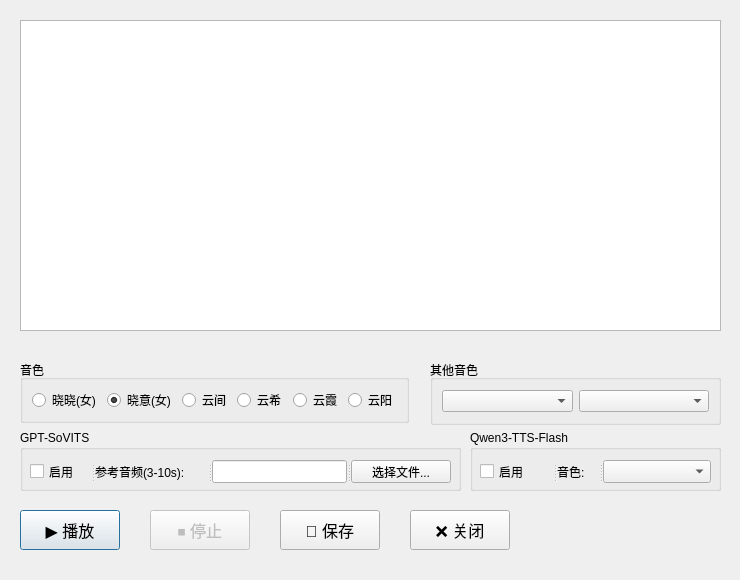
johnsmith2078/edge-tts-gui, file src/dialog.ui: the form before one commit.
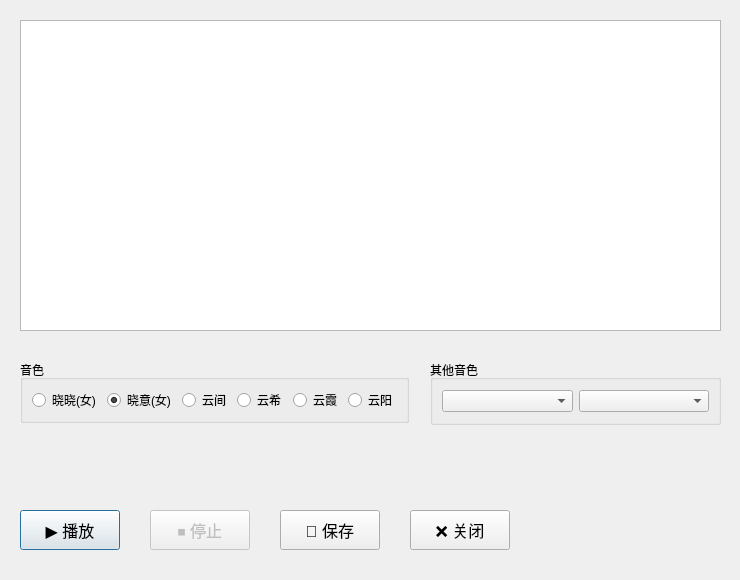
The form after the commit.

Commit message: 删除 GPT-SoVITS 与 Qwen3-TTS-Flash 相关代码、UI、构建配置和文档，仅保留 Edge TTS。

Patch:
```diff
--- a/src/dialog.ui
+++ b/src/dialog.ui
@@ -194,91 +194,6 @@
     </item>
    </layout>
   </widget>
-  <widget class="QGroupBox" name="groupBoxGPTSoVITS">
-   <property name="geometry">
-    <rect>
-     <x>20</x>
-     <y>430</y>
-     <width>441</width>
-     <height>61</height>
-    </rect>
-   </property>
-   <property name="title">
-    <string>GPT-SoVITS</string>
-   </property>
-   <widget class="QSplitter" name="splitterGPTSoVITS">
-    <property name="geometry">
-     <rect>
-      <x>10</x>
-      <y>30</y>
-      <width>421</width>
-      <height>23</height>
-     </rect>
-    </property>
-    <property name="orientation">
-     <enum>Qt::Horizontal</enum>
-    </property>
-    <widget class="QCheckBox" name="checkBoxUseGPTSoVITS">
-     <property name="enabled">
-      <bool>true</bool>
-     </property>
-     <property name="text">
-      <string>启用</string>
-     </property>
-     <property name="checked">
-      <bool>false</bool>
-     </property>
-    </widget>
-    <widget class="QLabel" name="labelRefAudio">
-     <property name="text">
-      <string>参考音频(3-10s):</string>
-     </property>
-    </widget>
-    <widget class="QLineEdit" name="lineEditRefAudio"/>
-    <widget class="QPushButton" name="pushButtonSelectRefAudio">
-     <property name="text">
-      <string>选择文件...</string>
-     </property>
-    </widget>
-   </widget>
-  </widget>
-  <widget class="QGroupBox" name="groupBoxQwenTTS">
-   <property name="geometry">
-    <rect>
-     <x>470</x>
-     <y>430</y>
-     <width>251</width>
-     <height>61</height>
-    </rect>
-   </property>
-   <property name="title">
-    <string>Qwen3-TTS-Flash</string>
-   </property>
-   <widget class="QSplitter" name="splitterQwenTTS">
-    <property name="geometry">
-     <rect>
-      <x>10</x>
-      <y>30</y>
-      <width>231</width>
-      <height>23</height>
-     </rect>
-    </property>
-    <property name="orientation">
-     <enum>Qt::Horizontal</enum>
-    </property>
-    <widget class="QCheckBox" name="checkBoxUseQwenTTS">
-     <property name="text">
-      <string>启用</string>
-     </property>
-    </widget>
-    <widget class="QLabel" name="labelQwenVoice">
-     <property name="text">
-      <string>音色:</string>
-     </property>
-    </widget>
-    <widget class="QComboBox" name="comboBoxQwenVoice"/>
-   </widget>
-  </widget>
  </widget>
  <resources/>
  <connections>
```
The commit also changes 8 other files.
